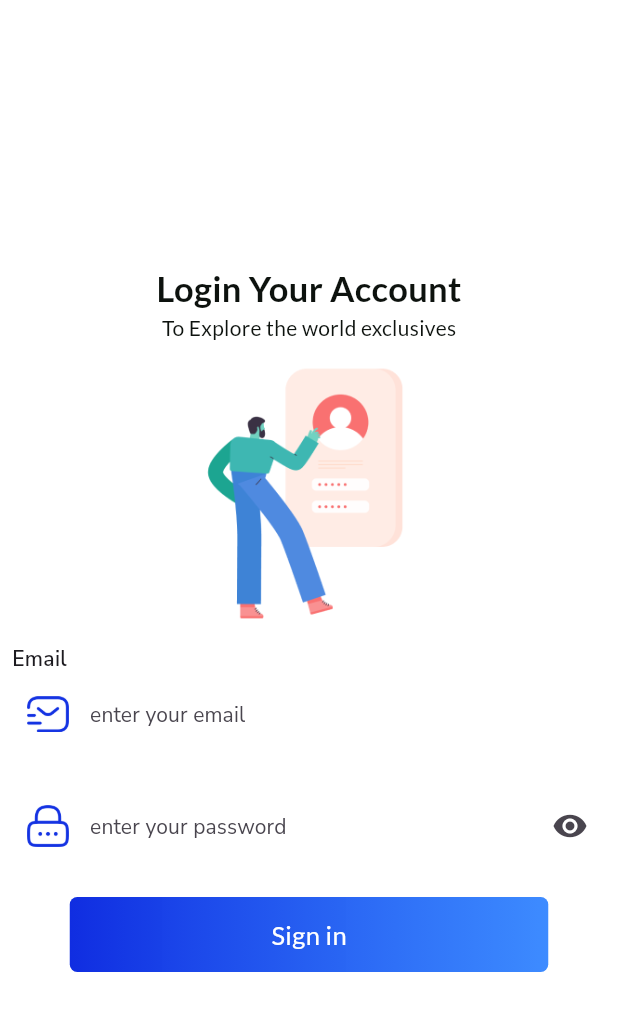
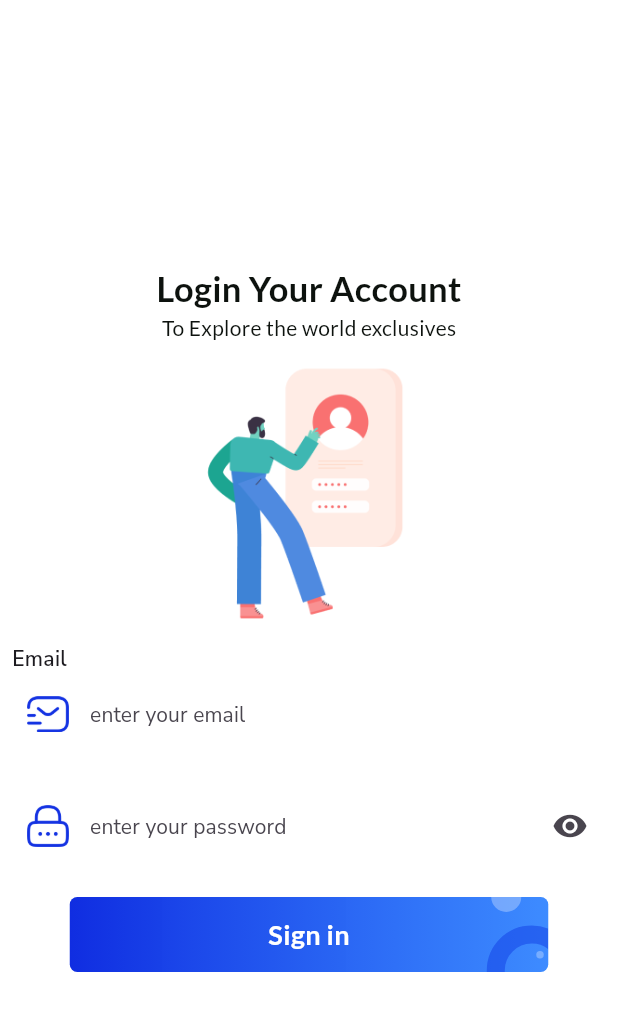
Before and after one commit to asindrawancode/Flutter-Multi-Vendor-E-commerce-App, a Flutter app: the screen it shows after launch, on a phone screen of 412 x 824 dp. Shown: the top 1011 px of the screen. Run offline on Flutter 3.47's test engine with Material 3 defaults, Android fonts, the phone set to English and light mode, and no system bars; our stand-ins replace google_fonts.

Commit message:
Advance Button

```diff
--- a/lib/views/screens/authentication_screen/login_screen.dart
+++ b/lib/views/screens/authentication_screen/login_screen.dart
@@ -105,15 +105,67 @@ class LoginScreen extends StatelessWidget {
                     ],
                   ),
                 ),
-                child: Center(
-                  child: Text(
-                    'Sign in',
-                    style: GoogleFonts.getFont(
-                      'Lato',
-                      fontSize: 17,
-                      color: Colors.white,
+                child: Stack(
+                  children: [
+                    Positioned(
+                      left: 278,
+                      top: 19,
+                      child: Opacity(
+                        opacity: 0.5,
+                        child: Container(
+                          width: 60,
+                          height: 60,
+                          clipBehavior: Clip.antiAlias,
+                          decoration: BoxDecoration(
+                              border: Border.all(
+                                width: 12,
+                                color: Color(0xFF103DE5),
+                              ),
+                              borderRadius: BorderRadius.circular(30)),
+                        ),
+                      ),
                     ),
-                  ),
+                    Positioned(
+                      left: 311,
+                      top: 36,
+                      child: Opacity(
+                        opacity: 0.3,
+                        child: Container(
+                          width: 5,
+                          height: 5,
+                          clipBehavior: Clip.antiAlias,
+                          decoration: BoxDecoration(
+                            color: Colors.white,
+                            borderRadius: BorderRadius.circular(3),
+                          ),
+                        ),
+                      ),
+                    ),
+                    Positioned(
+                      left: 281,
+                      top: -10,
+                      child: Opacity(
+                        opacity: 0.3,
+                        child: Container(
+                          width: 20,
+                          height: 20,
+                          clipBehavior: Clip.antiAlias,
+                          decoration: BoxDecoration(
+                            color: Colors.white,
+                            borderRadius: BorderRadius.circular(10),
+                          ),
+                        ),
+                      ),
+                    ),
+                    Center(
+                        child: Text(
+                      'Sign in',
+                      style: GoogleFonts.getFont('Lato',
+                          color: Colors.white,
+                          fontSize: 18,
+                          fontWeight: FontWeight.bold),
+                    ))
+                  ],
                 ),
               ),
             ],
```
